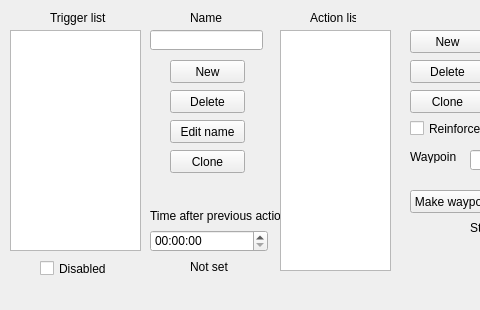
Above: src/triggersection.ui from PTapioK/TSWaveMaker before the change; both pictures show x 0 to 480 and y 0 to 310 of the 700 by 310 pixel window. Below: the same form after it.
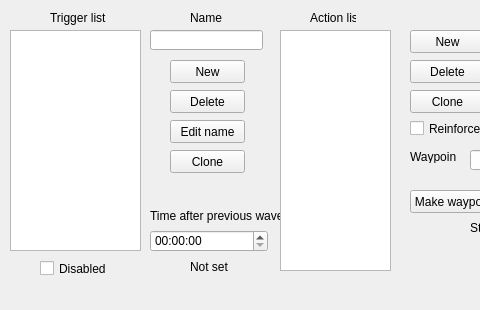
That is the form after the change.

Patch:
```diff
--- a/src/triggersection.ui
+++ b/src/triggersection.ui
@@ -58,7 +58,7 @@
      </rect>
     </property>
     <property name="text">
-     <string>Time after previous action</string>
+     <string>Time after previous wave</string>
     </property>
     <property name="wordWrap">
      <bool>false</bool>
```
